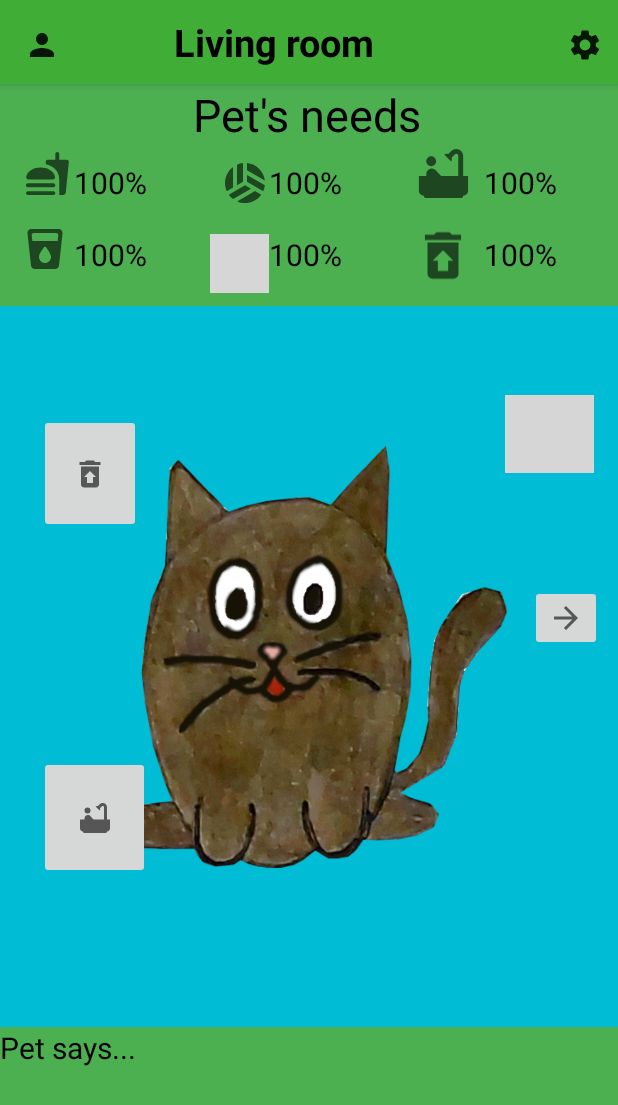
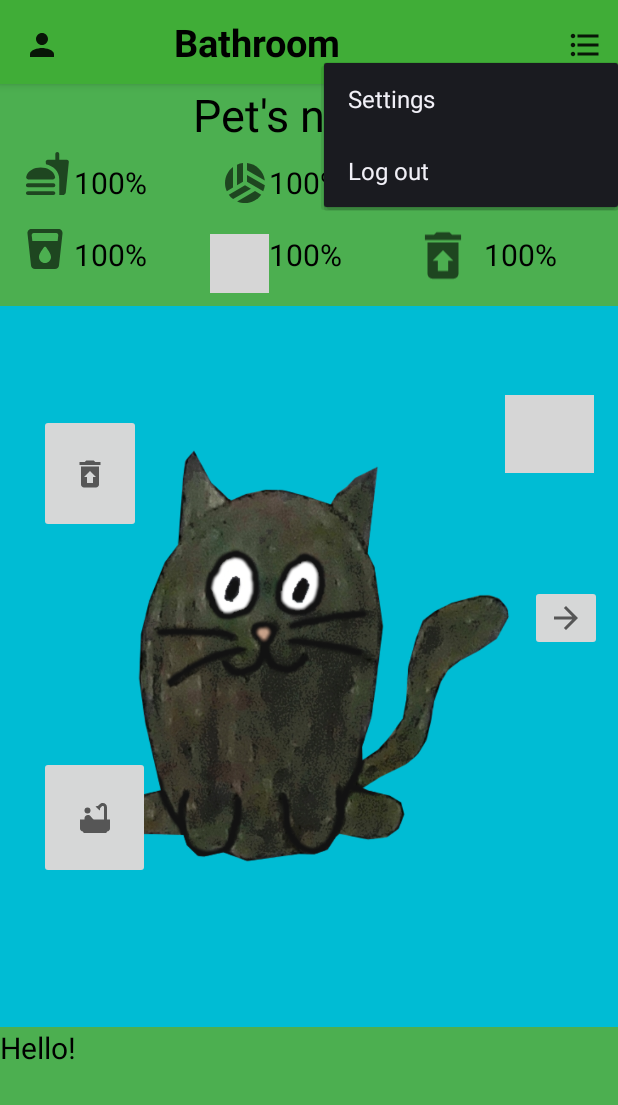
Before and after one commit to iitaellu/playWithHestia, an Android app: the BathroomActivity screen opened directly, with no data from a screen before it, after a tap on an icon or button, on a phone screen of 412 x 824 dp. Shown: the top 1105 px of the screen. Run offline under Robolectric (Android 15) with nearby library versions, the phone set to English and light mode, and no system bars; our stand-ins replace Firebase (no records; nobody signed in at launch, a user with empty details on screens opened directly); 7 statements that could not run were skipped; grey boxes are pictures that could not be loaded.

Commit message:
added some pictures added, toolbar last button made work, settings has created, link to github created, petchat activated and feed and drink buttons has now activity pictures.

```diff
--- a/app/src/main/AndroidManifest.xml
+++ b/app/src/main/AndroidManifest.xml
@@ -1,7 +1,8 @@
 <?xml version="1.0" encoding="utf-8"?>
 <manifest xmlns:android="http://schemas.android.com/apk/res/android"
     package="com.example.playwithhestia">
-    <uses-permission android:name="android.permission.INTERNET"/>
+
+    <uses-permission android:name="android.permission.INTERNET" />
 
     <application
         android:allowBackup="true"
@@ -10,7 +11,8 @@
         android:roundIcon="@mipmap/ic_launcher_round"
         android:supportsRtl="true"
         android:theme="@style/Theme.AppCompat.Light.NoActionBar">
-        <activity android:name=".ProfileActivity"></activity>
+        <activity android:name=".SettingsActivity"></activity>
+        <activity android:name=".ProfileActivity" />
         <activity android:name=".BathroomActivity" />
         <activity android:name=".KitchenActivity" />
         <activity android:name=".LivingRoomActivity" />
--- a/app/src/main/java/com/example/playwithhestia/BathroomActivity.java
+++ b/app/src/main/java/com/example/playwithhestia/BathroomActivity.java
@@ -4,9 +4,11 @@ import androidx.appcompat.app.AppCompatActivity;
 
 import android.content.Intent;
 import android.os.Bundle;
+import android.view.MenuItem;
 import android.view.View;
 import android.widget.ImageButton;
 import android.widget.ImageView;
+import android.widget.PopupMenu;
 import android.widget.TextView;
 import android.widget.Toast;
 
@@ -15,10 +17,12 @@ import com.google.firebase.auth.FirebaseAuth;
 import java.io.BufferedReader;
 import java.io.FileReader;
 import java.io.IOException;
+import java.util.Calendar;
 
 public class BathroomActivity extends AppCompatActivity {
     String petFile = ".petProfil.csv";
     ImageView pet;
+    TextView chat;
 
     @Override
     protected void onCreate(Bundle savedInstanceState) {
@@ -39,7 +43,29 @@ public class BathroomActivity extends AppCompatActivity {
         settings.setOnClickListener(new View.OnClickListener() {
             @Override
             public void onClick(View view) {
-                Toast.makeText(getApplicationContext(), "Settings", Toast.LENGTH_LONG).show();
+                //Toast.makeText(getApplicationContext(), "Settings", Toast.LENGTH_LONG).show();
+                //Following popUpMenu part from https://www.javatpoint.com/android-popup-menu-example
+                PopupMenu menu = new PopupMenu(getApplicationContext(), settings);
+                menu.getMenuInflater().inflate(R.menu.popup_menu, menu.getMenu());
+
+                menu.setOnMenuItemClickListener(new PopupMenu.OnMenuItemClickListener() {
+                    @Override
+                    public boolean onMenuItemClick(MenuItem menuItem) {
+
+                        switch(menuItem.getItemId()){
+                            case R.id.set:
+                                Toast.makeText(getApplicationContext(), "Settings", Toast.LENGTH_LONG).show();
+                                return true;
+
+                            case R.id.logout:
+                                Intent startIntent = new Intent(getApplicationContext(), MainActivity.class);
+                                startActivity(startIntent);
+                                return true;
+                        }
+                        return false;
+                    }
+                });
+                menu.show();
             }
         });
 
@@ -118,6 +144,9 @@ public class BathroomActivity extends AppCompatActivity {
         TextView lonely = (TextView) findViewById(R.id.textViewLonely3);
         TextView smelly = (TextView) findViewById(R.id.textViewSmelly3);
         TextView messy = (TextView) findViewById(R.id.textViewMessy3);
+        chat = (TextView) findViewById(R.id.petChatTextView3);
+        pet = (ImageView) findViewById(R.id.PETIMAGE3);
+
 
         String[] petInfo = readFile(petFile,person);
         header.setText(petInfo[0] + "'s needs");
@@ -128,10 +157,21 @@ public class BathroomActivity extends AppCompatActivity {
         smelly.setText(petInfo[5]);
         messy.setText(petInfo[6]);
 
-        room.setText("Living room");
+        room.setText("Bathroom");
 
-        pet = (ImageView) findViewById(R.id.PETIMAGE3);
-        pet.setImageResource(R.drawable.hestia);
+        Calendar now = Calendar.getInstance();
+        int hours = now.get(Calendar.HOUR_OF_DAY);
+
+        if (hours >= 21 || hours <=6){
+            pet.setImageResource(R.drawable.hestia_sleeping);
+            chat.setText("Zzz...");
+
+        }
+        else {
+            pet.setImageResource(R.drawable.hestia_neutral);
+            chat.setText("Hello!");
+        }
+
         return;
     }
 }
--- /dev/null
+++ b/app/src/main/res/drawable/ic_menu.xml
@@ -0,0 +1,11 @@
+<vector xmlns:android="http://schemas.android.com/apk/res/android"
+    android:width="24dp"
+    android:height="24dp"
+    android:viewportWidth="24"
+    android:viewportHeight="24"
+    android:tint="?attr/colorControlNormal"
+    android:autoMirrored="true">
+  <path
+      android:fillColor="@android:color/white"
+      android:pathData="M4,10.5c-0.83,0 -1.5,0.67 -1.5,1.5s0.67,1.5 1.5,1.5 1.5,-0.67 1.5,-1.5 -0.67,-1.5 -1.5,-1.5zM4,4.5c-0.83,0 -1.5,0.67 -1.5,1.5S3.17,7.5 4,7.5 5.5,6.83 5.5,6 4.83,4.5 4,4.5zM4,16.5c-0.83,0 -1.5,0.68 -1.5,1.5s0.68,1.5 1.5,1.5 1.5,-0.68 1.5,-1.5 -0.67,-1.5 -1.5,-1.5zM7,19h14v-2L7,17v2zM7,13h14v-2L7,11v2zM7,5v2h14L21,5L7,5z"/>
+</vector>
--- a/app/src/main/res/layout/toolbar.xml
+++ b/app/src/main/res/layout/toolbar.xml
@@ -35,7 +35,7 @@
             android:layout_marginTop="7dp"
             android:layout_marginEnd="10dp"
             android:layout_alignParentEnd="true"
-            android:src="@drawable/ic_settings" />
+            android:src="@drawable/ic_menu"/>
     </RelativeLayout>
 
 </androidx.appcompat.widget.Toolbar>
--- /dev/null
+++ b/app/src/main/res/menu/popup_menu.xml
@@ -0,0 +1,10 @@
+<?xml version="1.0" encoding="utf-8"?>
+<menu xmlns:android="http://schemas.android.com/apk/res/android">
+    <item
+        android:id="@+id/set"
+        android:title="Settings"/>
+    <item
+        android:id="@+id/logout"
+        android:title="Log out"/>
+
+</menu>
--- a/app/src/main/res/values/strings.xml
+++ b/app/src/main/res/values/strings.xml
@@ -1,4 +1,9 @@
 <resources>
     <string name="app_name">Play With Hestia</string>
     <string name="nameTextView">TextView</string>
+
+    <string-array name="list">
+        <item>Setting</item>
+        <item>Log Out</item>
+    </string-array>
 </resources>
```
Also changed, not shown: app/src/main/java/com/example/playwithhestia/KitchenActivity.java (+60 -7 lines), app/src/main/java/com/example/playwithhestia/LivingRoomActivity.java (+45 -14 lines), app/src/main/java/com/example/playwithhestia/SettingsActivity.java (added, +40 -0 lines), app/src/main/res/layout/activity_settings.xml (added, +61 -0 lines), app/src/main/res/drawable/hestia_drink.png (added).
